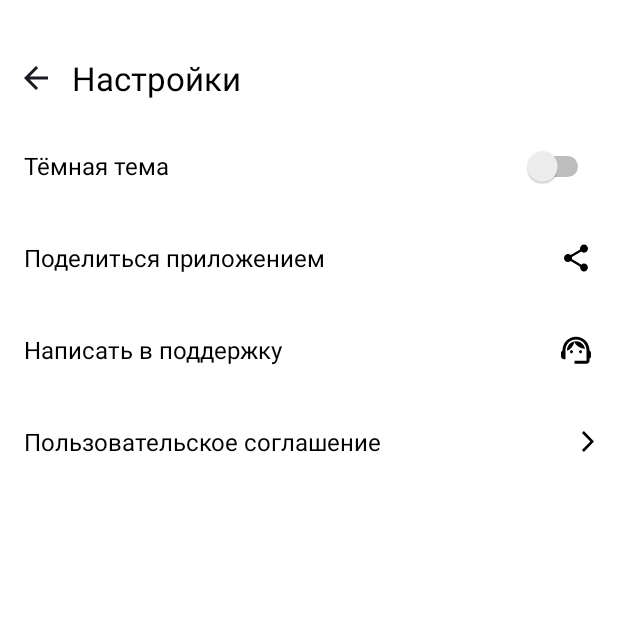
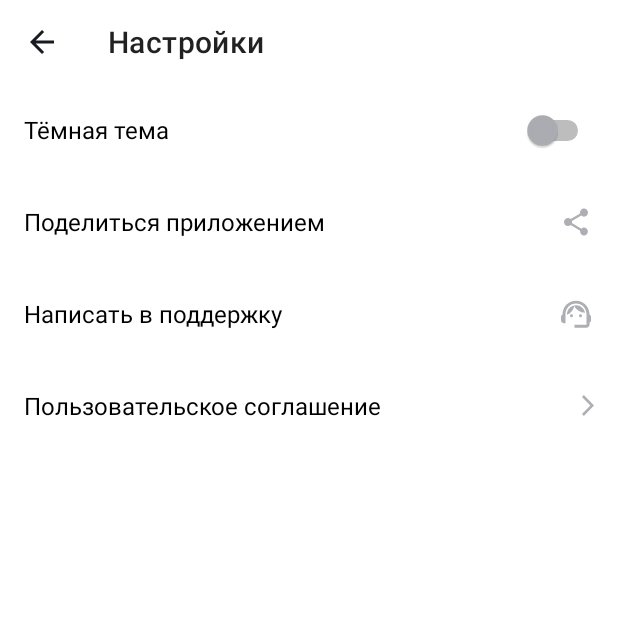
Before and after one commit to CapitanLatinamerica/My_Awesome_Playlist_Maker, an Android app: the SettingsActivity screen opened directly, with no data from a screen before it, on a phone screen of 412 x 824 dp, the top half of it. Run offline under Robolectric (Android 15) with nearby library versions, the phone set to English and light mode, and no system bars.

Commit message:
Исправил критические замечания и пару рекомендаций

```diff
--- a/app/src/main/java/com/practicum/myawesomeplaylistmaker/MainActivity.kt
+++ b/app/src/main/java/com/practicum/myawesomeplaylistmaker/MainActivity.kt
@@ -29,6 +29,5 @@ class MainActivity : AppCompatActivity() {
             val displaySettingsActivity = Intent(this, SettingsActivity::class.java)
             startActivity(displaySettingsActivity)
         }
-
     }
 }
--- a/app/src/main/java/com/practicum/myawesomeplaylistmaker/SettingsActivity.kt
+++ b/app/src/main/java/com/practicum/myawesomeplaylistmaker/SettingsActivity.kt
@@ -1,23 +1,52 @@
 package com.practicum.myawesomeplaylistmaker
 
 import android.content.Intent
+import android.content.res.ColorStateList
+import android.graphics.Color
 import android.os.Bundle
-import android.widget.ImageButton
-import androidx.activity.enableEdgeToEdge
+import android.widget.Switch
 import androidx.appcompat.app.AppCompatActivity
+import androidx.appcompat.widget.Toolbar
+import androidx.core.graphics.drawable.DrawableCompat
+
 
 class SettingsActivity : AppCompatActivity() {
+
     override fun onCreate(savedInstanceState: Bundle?) {
         super.onCreate(savedInstanceState)
-        enableEdgeToEdge()
         setContentView(R.layout.activity_settings)
-
-        val buttonFind = findViewById<ImageButton>(R.id.button_back)
+        val buttonFind = findViewById<Toolbar>(R.id.toolbar)
+        val switch1: Switch = findViewById(R.id.switch1)
 
         buttonFind.setOnClickListener {
             val displayMainActivity = Intent(this, MainActivity::class.java)
             startActivity(displayMainActivity)
         }
+
+        val thumbColorStateList = ColorStateList(
+            arrayOf(
+                intArrayOf(android.R.attr.state_checked), // checked
+                intArrayOf(-android.R.attr.state_checked)  //unchecked
+            ),
+            intArrayOf(
+                Color.parseColor("#3772E7"),
+                Color.parseColor("#AEAFB4")
+            )
+        )
+
+ /*       val trackColorStateList = ColorStateList(
+            arrayOf(
+                intArrayOf(android.R.attr.state_checked), // checked
+                intArrayOf(-android.R.attr.state_checked)  //unchecked
+            ),
+            intArrayOf(
+                Color.parseColor("@colors/track_on"),
+                Color.parseColor("@colors/track_off")
+            )
+        )*/
+
+        DrawableCompat.setTintList(DrawableCompat.wrap(switch1.thumbDrawable), thumbColorStateList)
+ //       DrawableCompat.setTintList(DrawableCompat.wrap(switch1.trackDrawable), trackColorStateList)
     }
 
     override fun onStop() {
--- a/app/src/main/res/drawable/help.xml
+++ b/app/src/main/res/drawable/help.xml
@@ -5,14 +5,14 @@
     android:viewportHeight="24">
   <path
       android:pathData="M21,12.32C21,6.83 16.74,3.1 12,3.1C7.31,3.1 3,6.75 3,12.38C2.4,12.72 2,13.36 2,14.1V16.1C2,17.2 2.9,18.1 4,18.1H5V12C5,8.13 8.13,5 12,5C15.87,5 19,8.13 19,12V19.1H11V21.1H19C20.1,21.1 21,20.2 21,19.1V17.88C21.59,17.57 22,16.96 22,16.24V13.94C22,13.24 21.59,12.63 21,12.32Z"
-      android:fillColor="@color/black"/>
+      android:fillColor="@color/icons"/>
   <path
       android:pathData="M9,14.1C9.552,14.1 10,13.652 10,13.1C10,12.548 9.552,12.1 9,12.1C8.448,12.1 8,12.548 8,13.1C8,13.652 8.448,14.1 9,14.1Z"
-      android:fillColor="@color/black"/>
+      android:fillColor="@color/icons"/>
   <path
       android:pathData="M15,14.1C15.552,14.1 16,13.652 16,13.1C16,12.548 15.552,12.1 15,12.1C14.448,12.1 14,12.548 14,13.1C14,13.652 14.448,14.1 15,14.1Z"
-      android:fillColor="@color/black"/>
+      android:fillColor="@color/icons"/>
   <path
       android:pathData="M18,11.13C17.52,8.28 15.04,6.1 12.05,6.1C9.02,6.1 5.76,8.61 6.02,12.55C8.49,11.54 10.35,9.34 10.88,6.66C12.19,9.29 14.88,11.1 18,11.13Z"
-      android:fillColor="@color/black"/>
+      android:fillColor="@color/icons"/>
 </vector>
--- a/app/src/main/res/drawable/ic_share.xml
+++ b/app/src/main/res/drawable/ic_share.xml
@@ -6,5 +6,5 @@
     android:iconTintMode="multiply">
   <path
       android:pathData="M17.333,15.723C16.658,15.723 16.053,15.994 15.591,16.419L9.253,12.669C9.298,12.461 9.333,12.253 9.333,12.036C9.333,11.819 9.298,11.611 9.253,11.404L15.52,7.69C16,8.142 16.631,8.422 17.333,8.422C18.809,8.422 20,7.211 20,5.711C20,4.211 18.809,3 17.333,3C15.858,3 14.667,4.211 14.667,5.711C14.667,5.928 14.702,6.136 14.747,6.343L8.48,10.057C8,9.605 7.369,9.325 6.667,9.325C5.191,9.325 4,10.536 4,12.036C4,13.536 5.191,14.747 6.667,14.747C7.369,14.747 8,14.467 8.48,14.015L14.809,17.774C14.764,17.964 14.738,18.163 14.738,18.361C14.738,19.816 15.902,21 17.333,21C18.764,21 19.929,19.816 19.929,18.361C19.929,16.907 18.764,15.723 17.333,15.723Z"
-      android:fillColor="@color/black"/>
+      android:fillColor="@color/icons"/>
 </vector>
--- a/app/src/main/res/drawable/licence.xml
+++ b/app/src/main/res/drawable/licence.xml
@@ -7,5 +7,5 @@
       android:pathData="M0,12.748L1.213,14L8,7L1.213,0L0,1.252L5.573,7L0,12.748Z"
 
       android:tintMode="multiply"
-      android:fillColor="@color/black"/>
+      android:fillColor="@color/icons"/>
 </vector>
--- /dev/null
+++ b/app/src/main/res/drawable/switch_on.xml
@@ -0,0 +1,10 @@
+<vector xmlns:android="http://schemas.android.com/apk/res/android"
+    android:width="24dp"
+    android:height="24dp"
+    android:viewportWidth="24"
+    android:viewportHeight="24">
+    <path
+        android:fillColor="#3772e7"
+        android:name="Эллипс 1"
+        android:pathData="m12 0c6.627 0 12 5.373 12 12c0 6.627 -5.373 12 -12 12c-6.627 0 -12 -5.373 -12 -12c0 -6.627 5.373 -12 12 -12z" />
+</vector>
--- a/app/src/main/res/layout/activity_settings.xml
+++ b/app/src/main/res/layout/activity_settings.xml
@@ -5,43 +5,25 @@
     xmlns:tools="http://schemas.android.com/tools"
     android:layout_width="match_parent"
     android:layout_height="match_parent"
-    android:layout_marginTop="@dimen/layout_top_padding"
     android:orientation="vertical">
 
     <LinearLayout
+        android:id="@+id/main_layout"
         android:layout_width="match_parent"
         android:layout_height="match_parent"
         android:background="@color/white"
         android:orientation="vertical"
         tools:ignore="UseSwitchCompatOrMaterialXml">
 
-        <LinearLayout
+        <androidx.appcompat.widget.Toolbar
+            android:id="@+id/toolbar"
             android:layout_width="match_parent"
             android:layout_height="56dp"
-            android:gravity="center_vertical">
-
-            <ImageButton
-                android:contentDescription="@string/button_back"
-                android:id="@+id/button_back"
-                android:layout_width="48dp"
-                android:layout_height="match_parent"
-                android:background="?android:attr/selectableItemBackground"
-                android:baselineAlignBottom="true"
-                android:clickable="true"
-                android:src="@drawable/arrow_back_light_mode"
-                android:text="" />
-            <TextView
-                android:id="@+id/label_settings"
-                android:layout_width="wrap_content"
-                android:layout_height="match_parent"
-                android:clickable="false"
-                android:gravity="center"
-                android:text="@string/btn_settings"
-                android:textColor="@android:color/black"
-                android:textSize="22sp" />
-
-
-        </LinearLayout>
+            android:background="@color/white"
+            android:minHeight="?attr/actionBarSize"
+            android:theme="?attr/actionBarTheme"
+            app:navigationIcon="@drawable/arrow_back_light_mode"
+            app:title="@string/btn_settings" />
 
         <Switch
             android:id="@+id/switch1"
@@ -52,6 +34,7 @@
             android:text="@string/btn_theme"
             android:textColor="@android:color/black"
             android:textSize="@dimen/button_text_size"
+
             app:iconTintMode="multiply" />
 
         <RelativeLayout
--- a/app/src/main/res/values/colors.xml
+++ b/app/src/main/res/values/colors.xml
@@ -1,7 +1,16 @@
 <?xml version="1.0" encoding="utf-8"?>
+
 <resources>
     <color name="black">#FF000000</color>
     <color name="white">#FFFFFFFF</color>
     <color name="lite_background">#3772E7</color>
     <color name="dark_background">#1A1B22</color>
+    <color name="icons">#AEAFB4</color>
+    <color name="switch_on">#3772E7</color>
+    <color name="switch_off">#AEAFB4</color>
+    <color name="track_on">#3772E7</color>
+    <color name="track_off">#AEAFB4</color>
+
+
+
 </resources>
```
